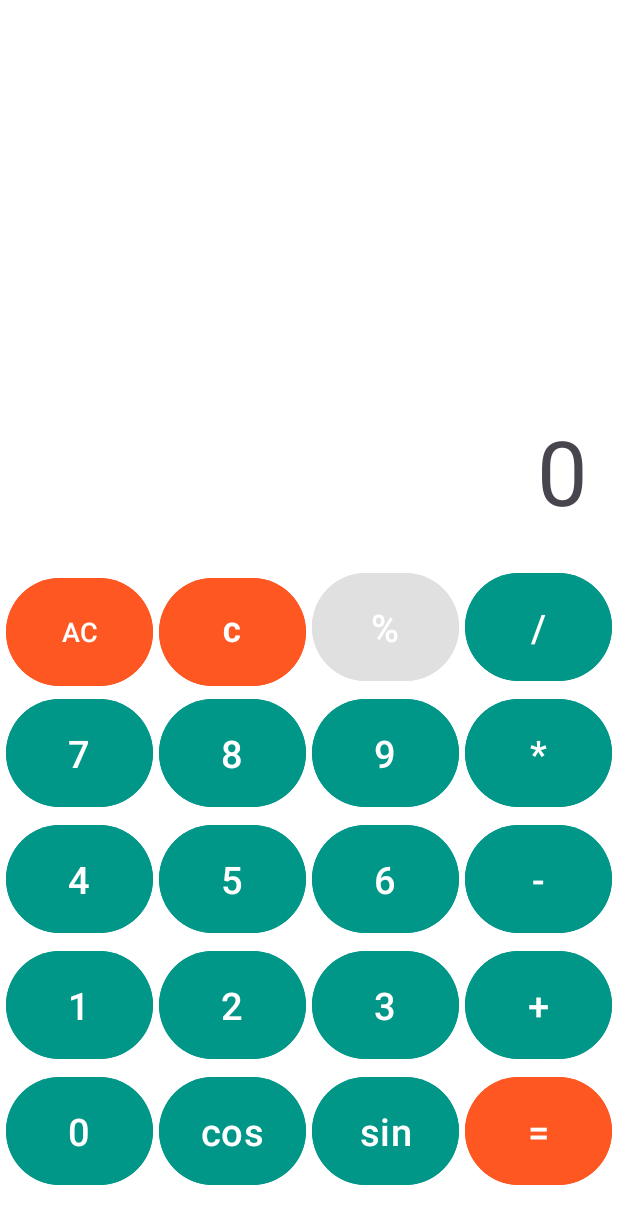
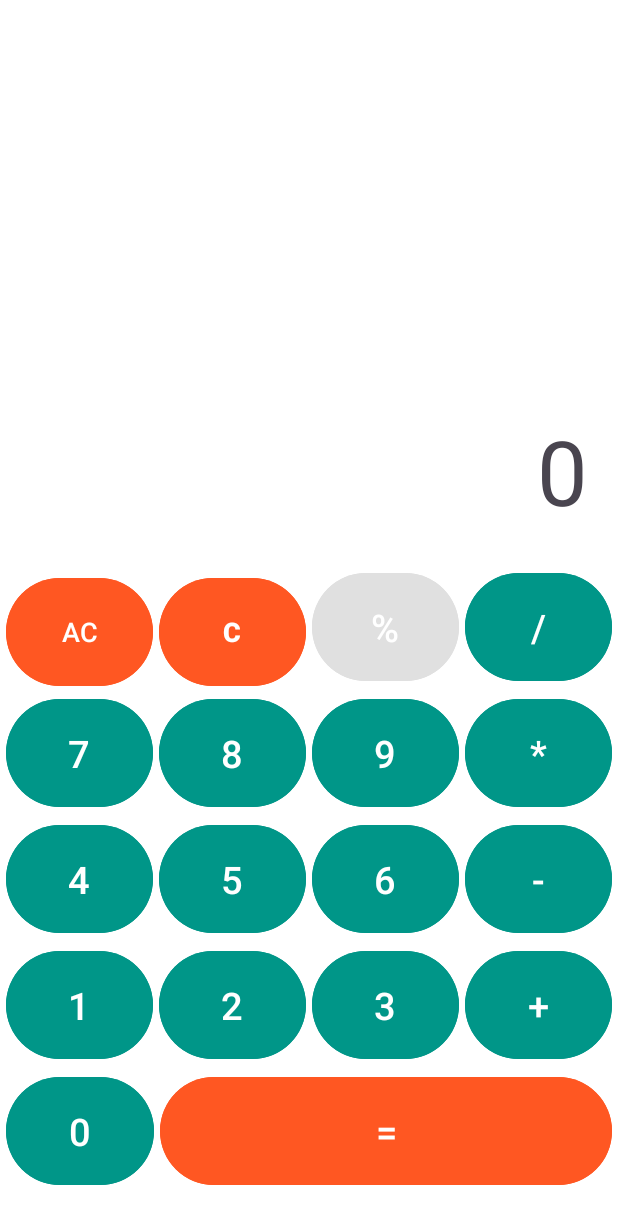
Before and after one commit to salmanmirr/Calculator-App, an Android app: the screen it shows after launch (MainActivity), on a phone screen of 412 x 824 dp. Shown: the top 1224 px of the screen. Run offline under Robolectric (Android 15) with nearby library versions, the phone set to English and light mode, and no system bars.

Commit message:
updated at 5:37am

```diff
--- a/app/src/main/java/com/example/calculator/MainActivity.java
+++ b/app/src/main/java/com/example/calculator/MainActivity.java
@@ -35,8 +35,8 @@ public class MainActivity extends AppCompatActivity {
         findViewById(R.id.multiplyID).setOnClickListener(this::onOperatorClick);
         findViewById(R.id.divideID).setOnClickListener(this::onOperatorClick);
         findViewById(R.id.percentageID).setOnClickListener(this::onOperatorClick);
-       // findViewById(R.id.sinID).setOnClickListener(this:: onSinClick);
-       // findViewById(R.id.cosID).setOnClickListener(this:: onCosClick);
+        // findViewById(R.id.sinID).setOnClickListener(this:: onSinClick);
+        // findViewById(R.id.cosID).setOnClickListener(this:: onCosClick);
 
         findViewById(R.id.equalID).setOnClickListener(this::onEqualsClick);
 
--- a/app/src/main/res/layout/activity_main.xml
+++ b/app/src/main/res/layout/activity_main.xml
@@ -241,6 +241,7 @@
                 android:textSize="25dp"
                 android:backgroundTint="@color/teal"/>
 
+            <!--
             <Button
                 android:id="@+id/cosID"
                 android:layout_width="0dp"
@@ -263,11 +264,13 @@
                 android:textSize="25dp"
                 android:backgroundTint="@color/teal"/>
 
+           -->
+
             <Button
                 android:id="@+id/equalID"
                 android:layout_height="80dp"
                 android:layout_width="0dp"
-                android:layout_weight=".7"
+                android:layout_weight="2.13"
                 android:text="="
                 android:padding="8dp"
                 android:layout_margin="2dp"
```
